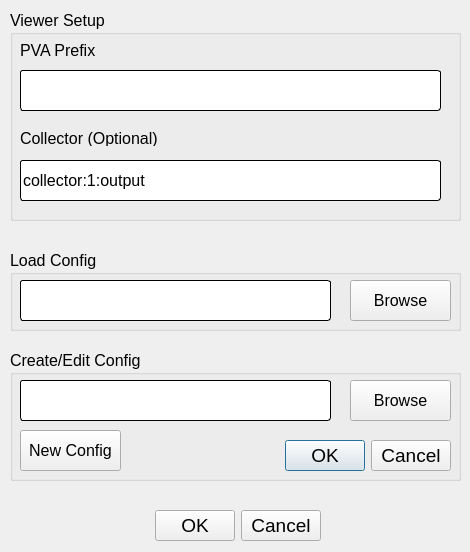
This is gui/pv_config.ui in AdvancedPhotonSource/DashPVA as Qt 5 draws it before an edit. The edited form follows.
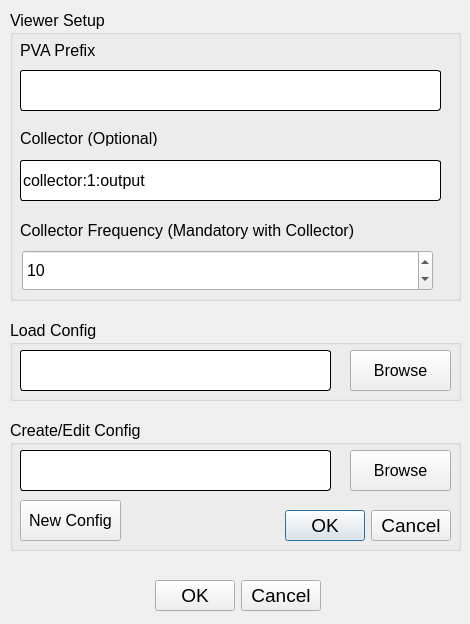
This is the edited form.

Commit message: minor changes to label, focus on empirical analysis of analysis window

```diff
--- a/gui/pv_config.ui
+++ b/gui/pv_config.ui
@@ -7,7 +7,7 @@
     <x>0</x>
     <y>0</y>
     <width>470</width>
-    <height>552</height>
+    <height>624</height>
    </rect>
   </property>
   <property name="windowTitle">
@@ -17,7 +17,7 @@
    <property name="geometry">
     <rect>
      <x>10</x>
-     <y>250</y>
+     <y>320</y>
      <width>451</width>
      <height>81</height>
     </rect>
@@ -72,7 +72,7 @@
    <property name="geometry">
     <rect>
      <x>10</x>
-     <y>350</y>
+     <y>420</y>
      <width>451</width>
      <height>131</height>
     </rect>
@@ -163,7 +163,7 @@
      <x>10</x>
      <y>10</y>
      <width>451</width>
-     <height>211</height>
+     <height>291</height>
     </rect>
    </property>
    <property name="font">
@@ -250,12 +250,41 @@
      <string>Collector (Optional)</string>
     </property>
    </widget>
+   <widget class="QLabel" name="lbl_collector_frequency">
+    <property name="geometry">
+     <rect>
+      <x>10</x>
+      <y>210</y>
+      <width>421</width>
+      <height>20</height>
+     </rect>
+    </property>
+    <property name="text">
+     <string>Collector Frequency (Mandatory with Collector)</string>
+    </property>
+   </widget>
+   <widget class="QSpinBox" name="sb_collector_frequency">
+    <property name="geometry">
+     <rect>
+      <x>12</x>
+      <y>240</y>
+      <width>411</width>
+      <height>41</height>
+     </rect>
+    </property>
+    <property name="maximum">
+     <number>999999999</number>
+    </property>
+    <property name="value">
+     <number>10</number>
+    </property>
+   </widget>
   </widget>
   <widget class="QDialogButtonBox" name="btn_setup_accept_reject">
    <property name="geometry">
     <rect>
      <x>140</x>
-     <y>500</y>
+     <y>570</y>
      <width>181</width>
      <height>51</height>
     </rect>
```
The commit also changes 4 other files.
